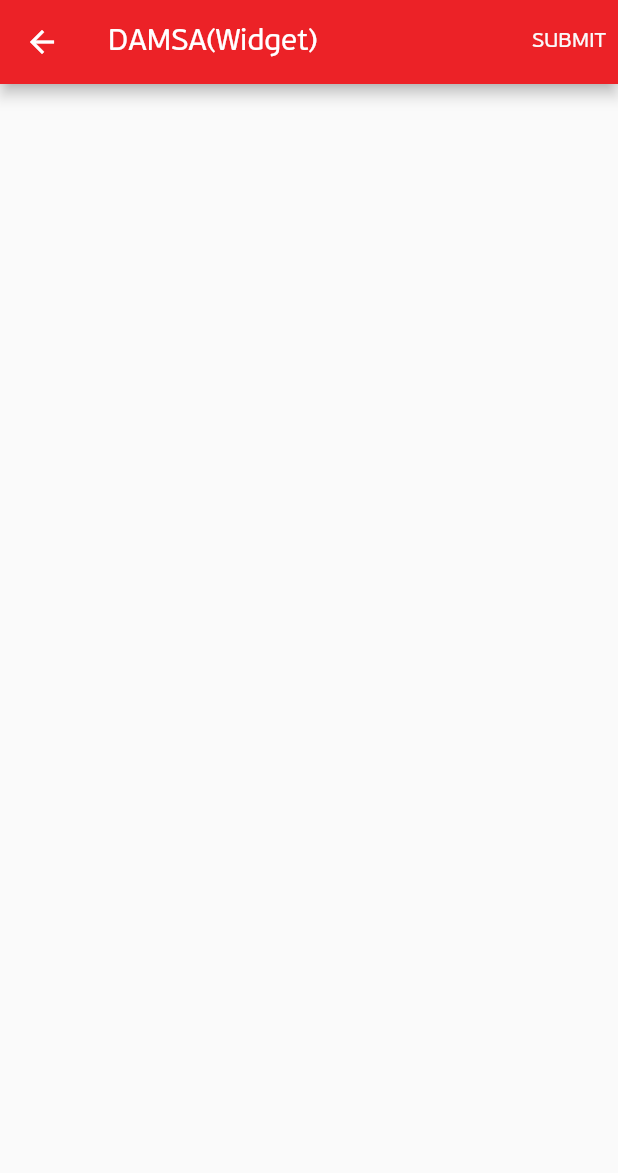
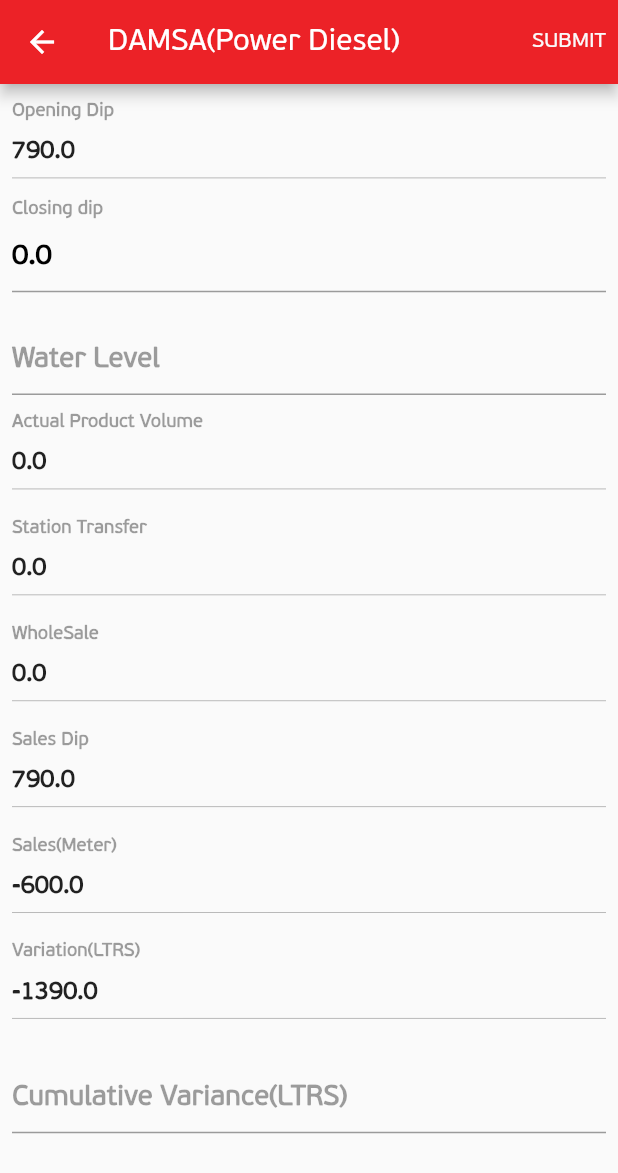
Before and after one commit to Mr-Ashitey/qg_stock_take_app, a Flutter app: the DAMSA screen opened directly, on a phone screen of 412 x 824 dp. Shown: the top 1173 px of the screen. Run offline on Flutter 3.47's test engine with Material 3 defaults, Android fonts, the light colour scheme and no system bars; our stand-ins replace flutter_speed_dial.

Commit message:
add fields in DAMSA

```diff
--- a/lib/screens/stock_take_details/sales/damsa.dart
+++ b/lib/screens/stock_take_details/sales/damsa.dart
@@ -1,5 +1,6 @@
 import 'package:flutter/material.dart';
 import 'package:qg_stock_take_app/constants/colors.dart';
+import 'package:qg_stock_take_app/constants/size_config.dart';
 
 class DAMSA extends StatefulWidget {
   final String title;
@@ -15,7 +16,7 @@
     return Scaffold(
       appBar: AppBar(
         title: Text(
-          'DAMSA(${widget})',
+          'DAMSA(${widget.title})',
         ),
         backgroundColor: primaryColor,
         actions: [
@@ -30,6 +31,138 @@
           ),
         ],
       ),
+      body: SingleChildScrollView(
+        padding: const EdgeInsets.symmetric(horizontal: 8),
+        child: Column(
+          crossAxisAlignment: crossStart,
+          children: [
+            SizedBox(height: getProportionateScreenHeight(10)),
+            getText('Opening Dip'),
+            SizedBox(height: getProportionateScreenHeight(10)),
+            getReading(
+              790.00,
+            ),
+            const Divider(
+              color: Colors.black26,
+            ),
+            SizedBox(height: getProportionateScreenHeight(5)),
+            getText('Closing dip'),
+            getField(
+              '0.0',
+              Colors.black,
+            ),
+            SizedBox(height: getProportionateScreenHeight(20)),
+            getField(
+              'Water Level',
+              Colors.black38,
+            ),
+            SizedBox(height: getProportionateScreenHeight(10)),
+            getText('Actual Product Volume'),
+            SizedBox(height: getProportionateScreenHeight(10)),
+            getReading(
+              0.00,
+            ),
+            const Divider(
+              color: Colors.black26,
+            ),
+            SizedBox(height: getProportionateScreenHeight(10)),
+            getText('Station Transfer'),
+            SizedBox(height: getProportionateScreenHeight(10)),
+            getReading(
+              0.00,
+            ),
+            const Divider(
+              color: Colors.black26,
+            ),
+            SizedBox(height: getProportionateScreenHeight(10)),
+            getText('WholeSale'),
+            SizedBox(height: getProportionateScreenHeight(10)),
+            getReading(
+              0.00,
+            ),
+            const Divider(
+              color: Colors.black26,
+            ),
+            SizedBox(height: getProportionateScreenHeight(10)),
+            getText('Sales Dip'),
+            SizedBox(height: getProportionateScreenHeight(10)),
+            getReading(
+              790.00,
+            ),
+            const Divider(
+              color: Colors.black26,
+            ),
+            SizedBox(height: getProportionateScreenHeight(10)),
+            getText('Sales(Meter)'),
+            SizedBox(height: getProportionateScreenHeight(10)),
+            getReading(
+              -600.00,
+            ),
+            const Divider(
+              color: Colors.black26,
+            ),
+            SizedBox(height: getProportionateScreenHeight(10)),
+            getText('Variation(LTRS)'),
+            SizedBox(height: getProportionateScreenHeight(10)),
+            getReading(
+              -1390.00,
+            ),
+            const Divider(
+              color: Colors.black26,
+            ),
+            SizedBox(height: getProportionateScreenHeight(20)),
+            getField(
+              'Cumulative Variance(LTRS)',
+              Colors.black38,
+            ),
+            SizedBox(
+              height: getProportionateScreenHeight(20),
+            )
+          ],
+        ),
+      ),
+    );
+  }
+
+  Text getReading(double reading) {
+    return Text(
+      "$reading",
+      style: const TextStyle(
+        fontSize: 16,
+        fontWeight: FontWeight.w600,
+      ),
+    );
+  }
+
+// method to get text header of some fields
+  Text getText(
+    String text,
+  ) {
+    return Text(
+      text,
+      style: TextStyle(
+        fontSize: getProportionateScreenHeight(12),
+        fontWeight: FontWeight.bold,
+        color: Colors.black38,
+      ),
+    );
+  }
+
+// method for the various textfields
+  TextField getField(
+    String hint,
+    Color color,
+  ) {
+    return TextField(
+      decoration: InputDecoration(
+        hintText: hint,
+        hintStyle: TextStyle(
+          fontWeight: FontWeight.bold,
+          color: color,
+          fontSize: getProportionateScreenHeight(18),
+        ),
+        border: const UnderlineInputBorder(),
+      ),
     );
   }
 }
```
